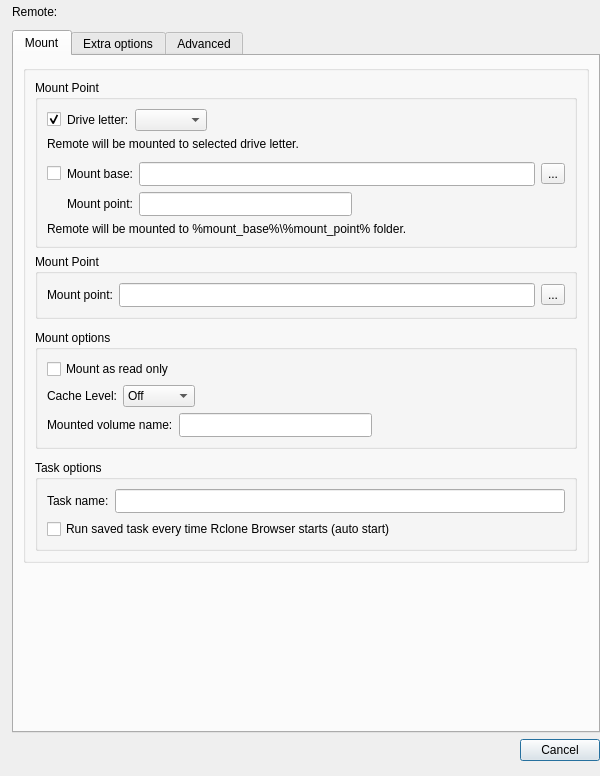
This is src/mount_dialog.ui in holazt/RcloneBrowser as Qt 5 draws it before an edit. The edited form follows.
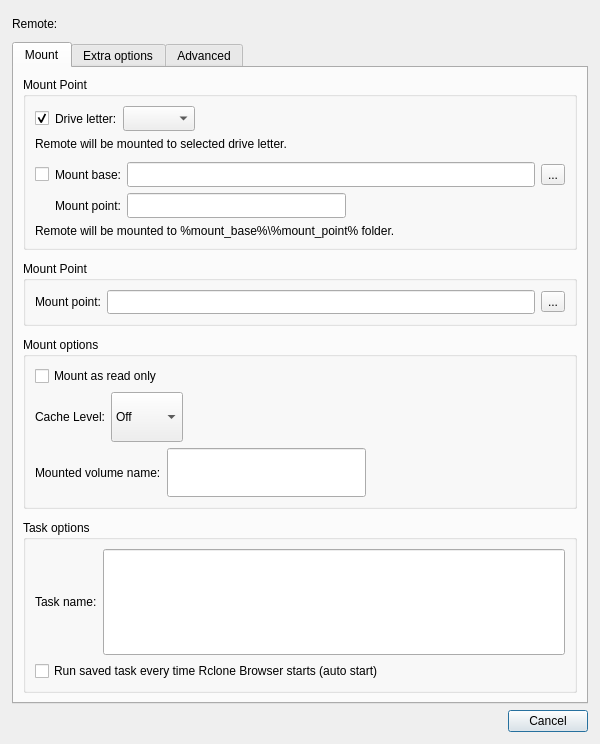
This is the edited form.

Commit message: fixed spelling in mount dialog

```diff
--- a/src/mount_dialog.ui
+++ b/src/mount_dialog.ui
@@ -7,7 +7,7 @@
     <x>0</x>
     <y>0</y>
     <width>600</width>
-    <height>776</height>
+    <height>744</height>
    </rect>
   </property>
   <property name="minimumSize">
@@ -21,13 +21,13 @@
     <number>12</number>
    </property>
    <property name="topMargin">
-    <number>0</number>
+    <number>12</number>
    </property>
    <property name="rightMargin">
-    <number>0</number>
+    <number>12</number>
    </property>
    <property name="bottomMargin">
-    <number>0</number>
+    <number>12</number>
    </property>
    <item>
     <layout class="QHBoxLayout" name="horizontalLayout_7">
@@ -73,31 +73,6 @@
       </attribute>
       <layout class="QVBoxLayout" name="verticalLayout_6">
        <item>
-        <widget class="QGroupBox" name="groupBox">
-         <property name="sizePolicy">
-          <sizepolicy hsizetype="Expanding" vsizetype="Expanding">
-           <horstretch>0</horstretch>
-           <verstretch>0</verstretch>
-          </sizepolicy>
-         </property>
-         <property name="title">
-          <string/>
-         </property>
-         <layout class="QVBoxLayout" name="verticalLayout_2">
-          <item>
-           <spacer name="verticalSpacer_7">
-            <property name="orientation">
-             <enum>Qt::Vertical</enum>
-            </property>
-            <property name="sizeHint" stdset="0">
-             <size>
-              <width>20</width>
-              <height>0</height>
-             </size>
-            </property>
-           </spacer>
-          </item>
-          <item>
            <widget class="QGroupBox" name="groupBox_Win">
             <property name="title">
              <string>Mount Point</string>
@@ -304,7 +279,23 @@
             </layout>
            </widget>
           </item>
-          <item alignment="Qt::AlignVCenter">
+       <item>
+        <spacer name="verticalSpacer_2">
+         <property name="orientation">
+          <enum>Qt::Vertical</enum>
+         </property>
+         <property name="sizeType">
+          <enum>QSizePolicy::Fixed</enum>
+         </property>
+         <property name="sizeHint" stdset="0">
+          <size>
+           <width>20</width>
+           <height>5</height>
+          </size>
+         </property>
+        </spacer>
+       </item>
+       <item>
            <widget class="QGroupBox" name="groupBox_notWin">
             <property name="title">
              <string>Mount Point</string>
@@ -348,7 +339,7 @@
            </widget>
           </item>
           <item>
-           <spacer name="verticalSpacer_2">
+        <spacer name="verticalSpacer_7">
             <property name="orientation">
              <enum>Qt::Vertical</enum>
             </property>
@@ -486,7 +477,7 @@
            </widget>
           </item>
           <item>
-           <spacer name="verticalSpacer_3">
+        <spacer name="verticalSpacer_4">
             <property name="orientation">
              <enum>Qt::Vertical</enum>
             </property>
@@ -546,25 +537,6 @@
           </item>
          </layout>
         </widget>
-       </item>
-       <item>
-        <spacer name="verticalSpacer_4">
-         <property name="orientation">
-          <enum>Qt::Vertical</enum>
-         </property>
-         <property name="sizeType">
-          <enum>QSizePolicy::Expanding</enum>
-         </property>
-         <property name="sizeHint" stdset="0">
-          <size>
-           <width>20</width>
-           <height>0</height>
-          </size>
-         </property>
-        </spacer>
-       </item>
-      </layout>
-     </widget>
      <widget class="QWidget" name="extraOptions">
       <attribute name="title">
        <string>Extra options</string>
@@ -785,6 +757,29 @@
          </property>
         </spacer>
        </item>
+       <item>
+        <widget class="QLabel" name="label_8">
+         <property name="text">
+          <string>&lt;html&gt;&lt;head/&gt;&lt;body&gt;&lt;p&gt;Script will be invoked with the following arguments:&lt;/p&gt;&lt;p&gt;$1 - rclone executable location&lt;br/&gt;$2 - RC port&lt;br/&gt;$3 - RC username&lt;br/&gt;$4 - RC password&lt;br/&gt;$5 - mount point&lt;/p&gt;&lt;/body&gt;&lt;/html&gt;</string>
+         </property>
+        </widget>
+       </item>
+       <item>
+        <spacer name="verticalSpacer_3">
+         <property name="orientation">
+          <enum>Qt::Vertical</enum>
+         </property>
+         <property name="sizeType">
+          <enum>QSizePolicy::Fixed</enum>
+         </property>
+         <property name="sizeHint" stdset="0">
+          <size>
+           <width>20</width>
+           <height>5</height>
+          </size>
+         </property>
+        </spacer>
+       </item>
        <item>
         <widget class="QLabel" name="label_12">
          <property name="text">
@@ -819,22 +814,6 @@
      </property>
     </widget>
    </item>
-   <item>
-    <spacer name="verticalSpacer_10">
-     <property name="orientation">
-      <enum>Qt::Vertical</enum>
-     </property>
-     <property name="sizeType">
-      <enum>QSizePolicy::Fixed</enum>
-     </property>
-     <property name="sizeHint" stdset="0">
-      <size>
-       <width>20</width>
-       <height>15</height>
-      </size>
-     </property>
-    </spacer>
-   </item>
   </layout>
  </widget>
  <resources/>
```
Lines whose indentation alone changed are shown as unchanged.
